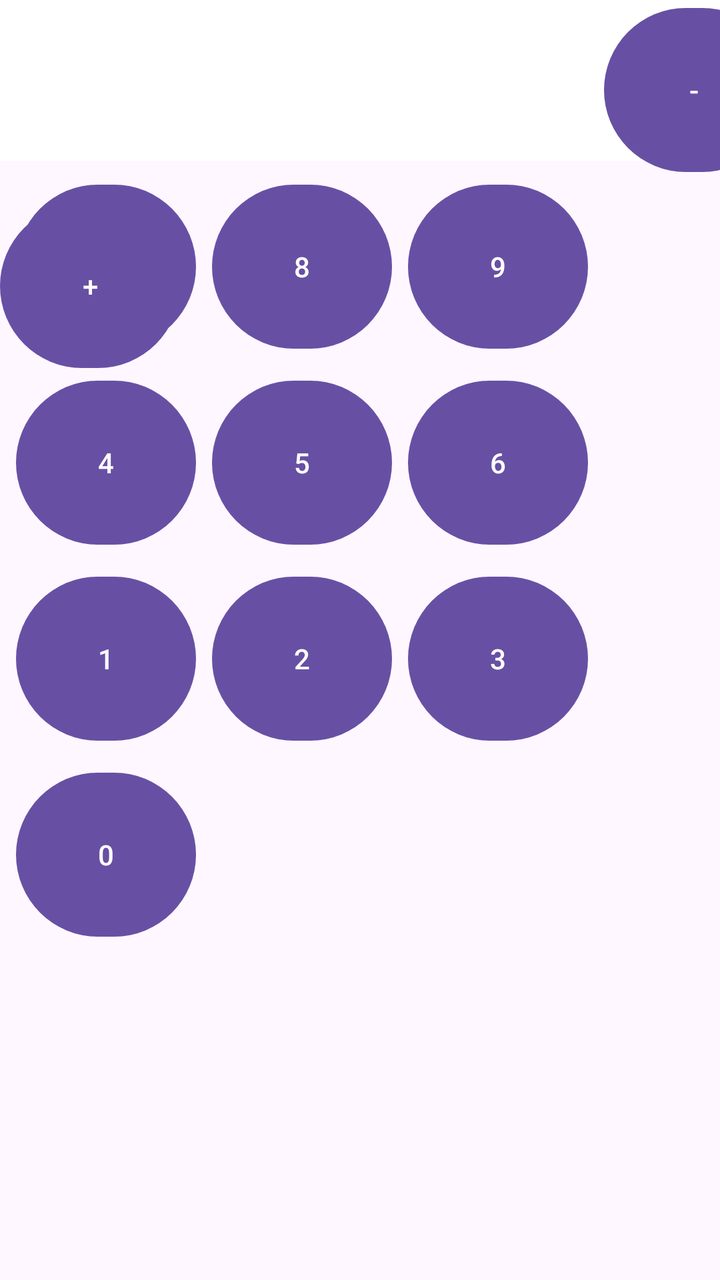
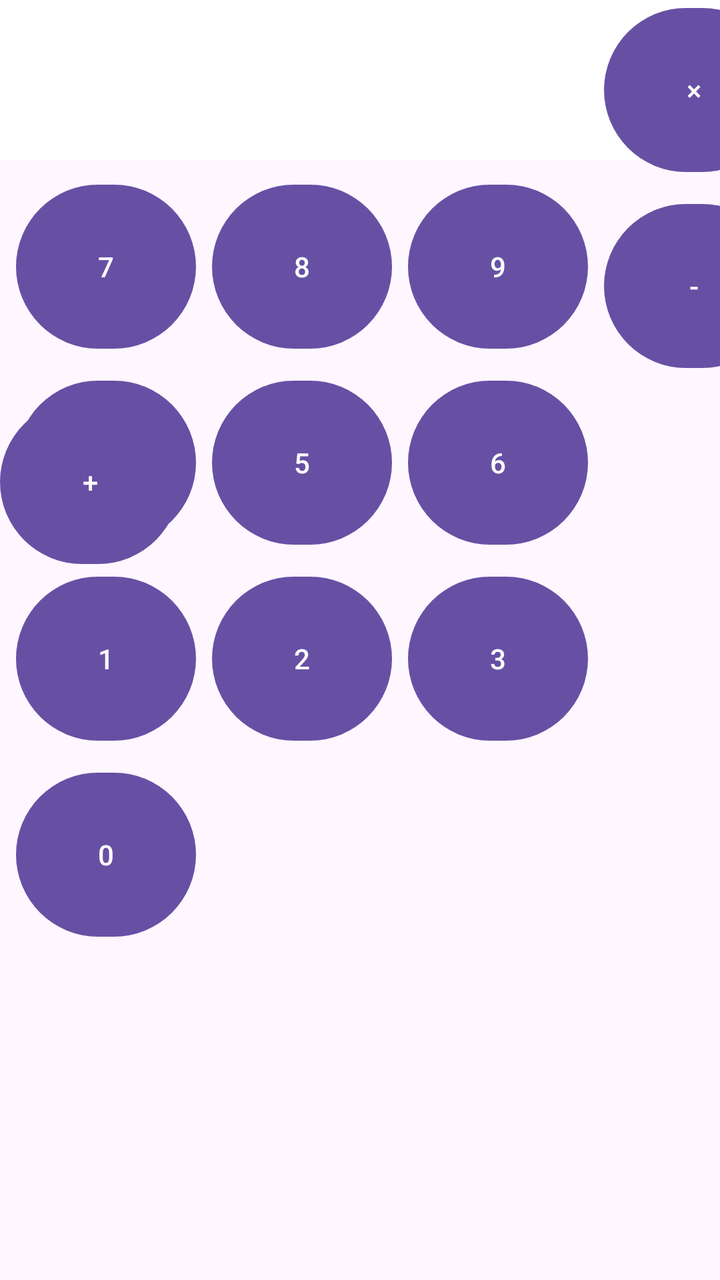

The first picture is an Android layout as it rendered before a commit; the second is the same layout after the commit. The layout source and the unified diff follow.
<!-- AndroidManifest.xml: application theme Theme.ProjectCalculator -->
<!-- res/layout/activity_main.xml -->
<?xml version="1.0" encoding="utf-8"?>
<androidx.constraintlayout.widget.ConstraintLayout
    xmlns:android="http://schemas.android.com/apk/res/android"
    xmlns:app="http://schemas.android.com/apk/res-auto"
    xmlns:tools="http://schemas.android.com/tools"
    android:id="@+id/main"
    android:layout_width="match_parent"
    android:layout_height="match_parent"
    tools:context=".MainActivity">

    <TextView
        android:id="@+id/tvResult"
        android:layout_width="match_parent"
        android:layout_height="wrap_content"
        android:background="@color/white"
        android:gravity="end"
        android:padding="16dp"
        android:text="0"
        android:textColor="@color/black"
        android:textSize="36sp"
        app:layout_constraintTop_toTopOf="parent"
        app:layout_constraintStart_toStartOf="parent"
        app:layout_constraintEnd_toEndOf="parent"/>

    <Button
        android:id="@+id/btn7"
        android:layout_width="90dp"
        android:layout_height="90dp"
        android:text="7"
        app:layout_constraintStart_toStartOf="parent"
        app:layout_constraintTop_toBottomOf="@id/tvResult"
        android:layout_margin="8dp"/>

    <Button
        android:id="@+id/btn8"
        android:layout_width="90dp"
        android:layout_height="90dp"
        android:text="8"
        app:layout_constraintStart_toEndOf="@id/btn7"
        app:layout_constraintTop_toBottomOf="@id/tvResult"
        android:layout_margin="8dp"/>

    <Button
        android:id="@+id/btn9"
        android:layout_width="90dp"
        android:layout_height="90dp"
        android:text="9"
        app:layout_constraintStart_toEndOf="@id/btn8"
        app:layout_constraintTop_toBottomOf="@id/tvResult"
        android:layout_margin="8dp"/>
    <Button
        android:id="@+id/btn4"
        android:layout_width="90dp"
        android:layout_height="90dp"
        android:text="4"
        app:layout_constraintStart_toStartOf="parent"
        app:layout_constraintTop_toBottomOf="@id/btn7"
        android:layout_margin="8dp"/>
    <Button
        android:id="@+id/btn5"
        android:layout_width="90dp"
        android:layout_height="90dp"
        android:text="5"
        app:layout_constraintStart_toEndOf="@id/btn4"
        app:layout_constraintTop_toBottomOf="@id/btn8"
        android:layout_margin="8dp"/>
    <Button
        android:id="@+id/btn6"
        android:layout_width="90dp"
        android:layout_height="90dp"
        android:text="6"
        app:layout_constraintStart_toEndOf="@+id/btn5"
        app:layout_constraintTop_toBottomOf="@+id/btn9"
        android:layout_margin="8dp"/>
    <Button
        android:id="@+id/btn1"
        android:layout_width="90dp"
        android:layout_height="90dp"
        android:text="1"
        app:layout_constraintStart_toStartOf="parent"
        app:layout_constraintTop_toBottomOf="@id/btn4"
        android:layout_margin="8dp"/>
    <Button
        android:id="@+id/btn2"
        android:layout_width="90dp"
        android:layout_height="90dp"
        android:text="2"
        app:layout_constraintStart_toEndOf="@id/btn1"
        app:layout_constraintTop_toBottomOf="@id/btn5"
        android:layout_margin="8dp"/>
    <Button
        android:id="@+id/btn3"
        android:layout_width="90dp"
        android:layout_height="90dp"
        android:text="3"
        app:layout_constraintStart_toEndOf="@id/btn2"
        app:layout_constraintTop_toBottomOf="@id/btn6"
        android:layout_margin="8dp"/>
    <Button
        android:id="@+id/btnMinus"
        android:layout_width="90dp"
        android:layout_height="90dp"
        android:text="-"
        app:layout_constraintStart_toEndOf="@id/btn3"
        app:layout_constraintTop_toBottomOf="@id/btnMultiply"
        android:layout_margin="8dp"/>
    <Button
        android:id="@+id/btn0"
        android:layout_width="90dp"
        android:layout_height="90dp"
        android:text="0"
        app:layout_constraintStart_toStartOf="parent"
        app:layout_constraintTop_toBottomOf="@id/btn1"
        android:layout_margin="8dp"/>

    <Button
        android:id="@+id/btnPlus"
        android:layout_width="90dp"
        android:layout_height="90dp"
        android:text="+"
        app:layout_constraintStart_toEndOf="@id/btnEquals"
        app:layout_constraintTop_toBottomOf="@id/btnMinus"
        android:layout_margin="8dp"/>



</androidx.constraintlayout.widget.ConstraintLayout>
<!-- resources referenced by this layout -->
<resources>
  <color name="black">#FF000000</color>
  <color name="white">#FFFFFFFF</color>
  <style name="Theme.ProjectCalculator" parent="Base.Theme.ProjectCalculator" />
  <style name="Base.Theme.ProjectCalculator" parent="Theme.Material3.DayNight.NoActionBar">
          
          
      </style>
</resources>

<!-- the commit's change to res/layout/activity_main.xml (unified diff, before → after) -->
@@ -73,6 +73,14 @@
         app:layout_constraintTop_toBottomOf="@+id/btn9"
         android:layout_margin="8dp"/>
     <Button
+        android:id="@+id/btnMultiply"
+        android:layout_width="90dp"
+        android:layout_height="90dp"
+        android:text="×"
+        app:layout_constraintStart_toEndOf="@id/btn6"
+        app:layout_constraintTop_toBottomOf="@id/btnDivide"
+        android:layout_margin="8dp"/>
+    <Button
         android:id="@+id/btn1"
         android:layout_width="90dp"
         android:layout_height="90dp"
